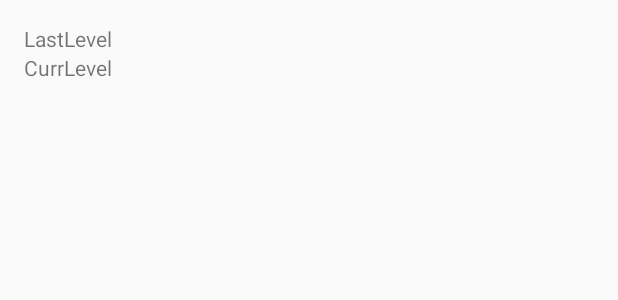
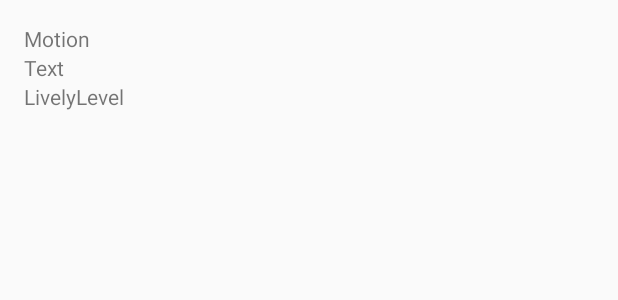
Before and after one commit to AgileSamurai/moriagirl, an Android app: the layout fragment_action.xml on its own in the app's theme, with its tools: preview values and no code run, on a phone screen of 412 x 824 dp. Shown: the top 300 px of the screen. Run offline under Robolectric (Android 15) with nearby library versions, the phone set to English and light mode, and no system bars.

Commit message:
Changed view

```diff
--- a/app/src/main/res/layout/fragment_action.xml
+++ b/app/src/main/res/layout/fragment_action.xml
@@ -15,24 +15,27 @@
         android:paddingTop="@dimen/activity_vertical_margin"
         tools:context="com.sample.agilesamurai.moriagirl.views.ActionFragment"
         tools:showIn="@layout/activity_action">
+
         <TextView
             android:layout_width="wrap_content"
             android:layout_height="wrap_content"
-            android:visibility="invisible"
+            android:id="@+id/MotionTextView"
+            android:text="@{viewModel.motion}"
             tools:text="Motion" />
         <TextView
             android:layout_width="wrap_content"
             android:layout_height="wrap_content"
-            android:id="@+id/lastLevelTextView"
-            android:text=""
-            tools:text="LastLevel" />
+            android:layout_below="@+id/MotionTextView"
+            android:id="@+id/TextTextView"
+            android:text="@{viewModel.text}"
+            tools:text="Text" />
 
         <TextView
             android:layout_width="wrap_content"
             android:layout_height="wrap_content"
-            android:layout_below="@+id/lastLevelTextView"
-            android:id="@+id/currLevelTextView"
-            android:text=""
-            tools:text="CurrLevel" />
+            android:id="@+id/LivelyLevelTextView"
+            android:text="@{viewModel.livelyLevel}"
+            tools:text="LivelyLevel"
+            android:layout_below="@+id/TextTextView" />
     </RelativeLayout>
 </layout>
```
